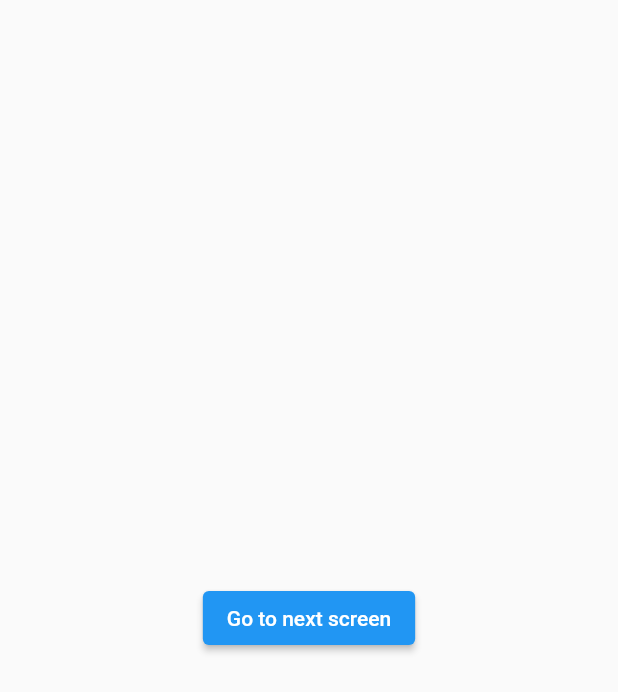
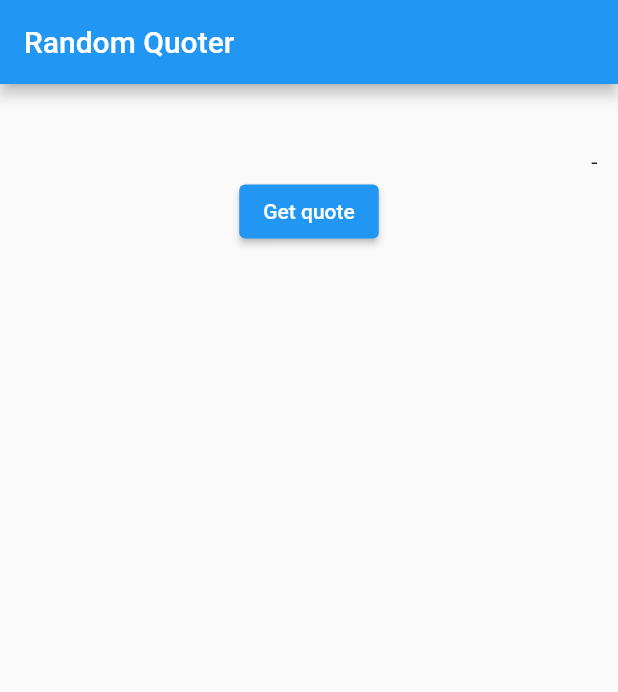
Before and after one commit to ersenbasaransen/flutter_quotes_app, a Flutter app: the screen it shows after launch, on a phone screen of 412 x 824 dp. Shown: the top 692 px of the screen. Run offline on Flutter 3.47's test engine with Material 2 defaults, Android fonts, the phone set to English and light mode, and no system bars.

Commit message:
converted home screen to StatefulWidget and show quotes in home screen

```diff
--- a/lib/screens/home_screen.dart
+++ b/lib/screens/home_screen.dart
@@ -1,34 +1,97 @@
+//  Aynı sayfada quote gösteren örnek
 import 'package:flutter/material.dart';
 import 'package:http/http.dart' as http;
 import 'dart:convert';
 import 'package:flutter_quotes_app/screens/second_screen.dart';
 
-class HomeScreen extends StatelessWidget {
+class HomeScreen extends StatefulWidget {
   const HomeScreen({Key? key}) : super(key: key);
+
+  @override
+  State<HomeScreen> createState() => _HomeScreenState();
+}
+
+class _HomeScreenState extends State<HomeScreen> {
+  String title = "Random Quoter";
+  String quoteText = "";
+  String authorName = "";
+
+  @override
+  void initState() {
+    // TODO: implement initState
+    super.initState();
+  }
+
+  @override
+  void dispose() {
+    // TODO: implement dispose
+    super.dispose();
+  }
 
   @override
   Widget build(BuildContext context) {
     return SafeArea(
         child: Scaffold(
-            body: Center(
-                child: ElevatedButton(
+            appBar: AppBar(
+              title: Text(title),
+            ),
+            body: Column(
+              children: [
+                Padding(
+                    padding: const EdgeInsets.all(10.0),
+                    child:
+                        Text(quoteText, style: const TextStyle(fontSize: 20))),
+                Padding(
+                  padding: const EdgeInsets.only(right: 10.0),
+                  child: Align(
+                      alignment: Alignment.bottomRight,
+                      child: Text("- $authorName",
+                          style: const TextStyle(fontSize: 15))),
+                ),
+                ElevatedButton(
                     onPressed: () async {
                       var url = Uri.parse('https://api.quotable.io/random');
                       var response = await http.get(url);
-                      // print('Response status: ${response.statusCode}');
-                      // print('Response body: ${response.body}');
 
                       var data = jsonDecode(response.body);
-                      String quoteText = data['content'];
-                      String authorName = data['author'];
+                      quoteText = data['content'];
+                      authorName = data['author'];
 
-                      print(quoteText);
-                      print(authorName);
-
-                      Navigator.of(context).push(MaterialPageRoute(
-                          builder: (context) => SecondScreen(
-                              quoteText: quoteText, authorName: authorName)));
+                      setState(() {});
                     },
-                    child: const Text("Go to next screen")))));
+                    child: const Text("Get quote")),
+              ],
+            )));
   }
 }
+
+// // SecondScreen'a giden ve o sayfada quote'ları gösteren Navigasyonlu örnek
+// import 'package:flutter/material.dart';
+// import 'package:http/http.dart' as http;
+// import 'dart:convert';
+// import 'package:flutter_quotes_app/screens/second_screen.dart';
+
+// class HomeScreen extends StatelessWidget {
+//   const HomeScreen({Key? key}) : super(key: key);
+
+//   @override
+//   Widget build(BuildContext context) {
+//     return SafeArea(
+//         child: Scaffold(
+//             body: Center(
+//                 child: ElevatedButton(
+//                     onPressed: () async {
+//                       var url = Uri.parse('https://api.quotable.io/random');
+//                       var response = await http.get(url);
+
+//                       var data = jsonDecode(response.body);
+//                       String quoteText = data['content'];
+//                       String authorName = data['author'];
+
+//                       Navigator.of(context).push(MaterialPageRoute(
+//                           builder: (context) => SecondScreen(
+//                               quoteText: quoteText, authorName: authorName)));
+//                     },
+//                     child: const Text("Get quote")))));
+//   }
+// }
```
